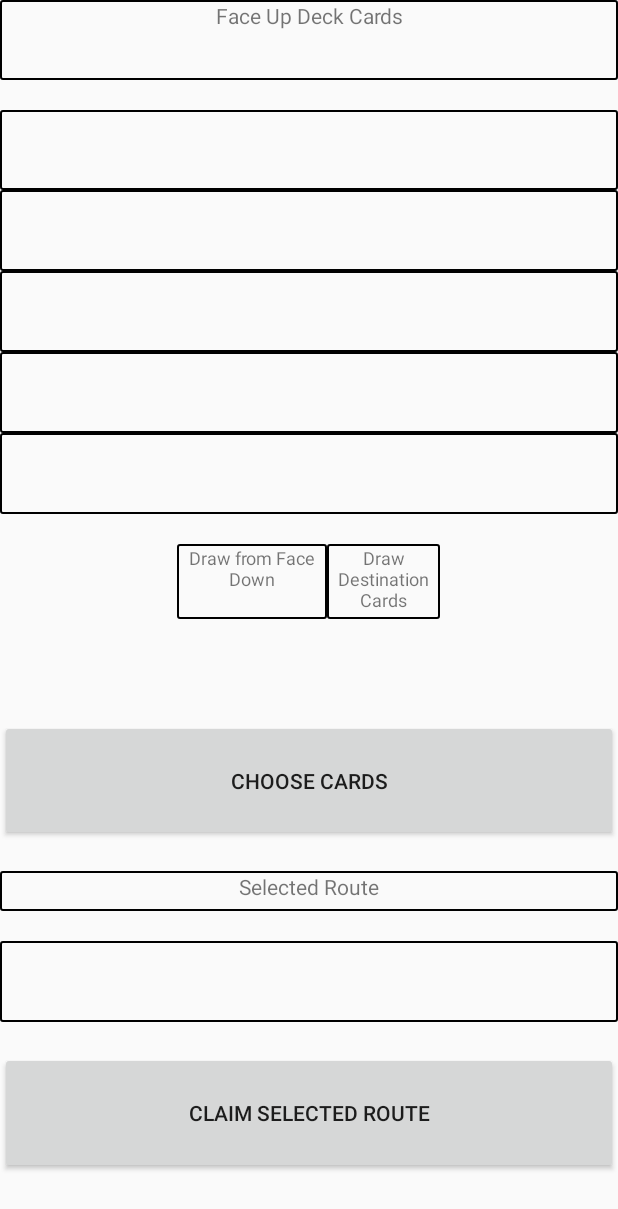
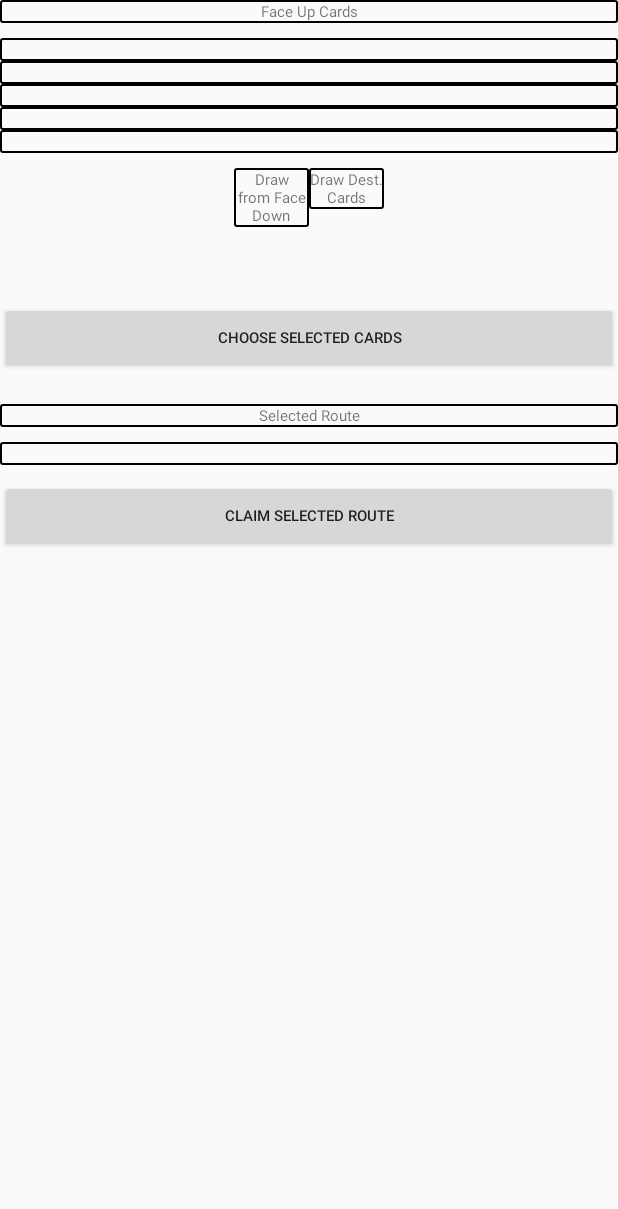
Before and after one commit to Glowsquirrel/ttr, an Android app: the layout fragment_deck.xml on its own in the app's theme, with its tools: preview values and no code run, on a phone screen of 412 x 824 dp. Shown: the top 1209 px of the screen. Run offline under Robolectric (Android 15) with nearby library versions, the phone set to English and light mode, and no system bars.

Commit message:
Added functionality to DeckFragment to allow a route to be claimed; not tested yet.

```diff
--- a/app/src/main/java/fysh340/ticket_to_ride/game/fragments/DeckFragment.java
+++ b/app/src/main/java/fysh340/ticket_to_ride/game/fragments/DeckFragment.java
@@ -11,6 +11,7 @@ import java.util.List;
 import fysh340.ticket_to_ride.R;
 import interfaces.Observer;
 import model.Game;
+import model.Route;
 import model.TrainCard;
 import serverproxy.ServerProxy;
 
@@ -38,6 +39,12 @@ public class DeckFragment extends Fragment implements Observer {
     public void update() {
         if(mGame.iHaveDifferentFaceUpCards()) {
             repopulateFaceUpCards();
+        }
+        if(mGame.routeIDHasChanged()) {
+            Route currentlySelected = Route.getRouteByID(mGame.getCurrentlySelectedRouteID());
+            String routeText = currentlySelected.getStartCity().getPrettyName() + " to " +
+                                       currentlySelected.getEndCity().getPrettyName();
+            mSelectedRoute.setText(routeText);
         }
     }
     @Override
@@ -85,6 +92,15 @@ public class DeckFragment extends Fragment implements Observer {
             }
         });
 
+        Button claimRouteButton = (Button)deckView.findViewById(R.id.chooseRouteButton);
+        claimRouteButton.setOnClickListener(new View.OnClickListener() {
+            @Override
+            public void onClick(View v) {
+                mServerProxy.claimRoute(mGame.getMyself().getMyUsername(), mGame.getMyGameName(),
+                                        mGame.getCurrentlySelectedRouteID(), mGame.getTrainCards());
+            }
+        });
+
         return deckView;
     }
 
--- a/app/src/main/java/model/Game.java
+++ b/app/src/main/java/model/Game.java
@@ -31,18 +31,6 @@ public class Game implements Observable{
     private List<Integer> faceUpCards;
     private ArrayList<Observer> observers = new ArrayList<>();
     private int currentlySelectedRouteID;
-    private boolean newRouteID = false;
-
-    public int getCurrentlySelectedRouteID() {
-        newRouteID = false;
-        return currentlySelectedRouteID;
-    }
-
-    public void setCurrentlySelectedRouteID(int currentlySelectedRouteID) {
-        this.currentlySelectedRouteID = currentlySelectedRouteID;
-        newRouteID = true;
-        notifyObserver();
-    }
 
     public AbstractPlayer getPlayerByName(String username) {
         return playerMap.get(username);
@@ -92,7 +80,23 @@ public class Game implements Observable{
     }
 
     public List<Integer> getFaceUpCards() {
+        iHaveDifferentFAceUpCards(false);
         return faceUpCards;
+    }
+
+    public int getCurrentlySelectedRouteID() {
+        newRouteID = false;
+        return currentlySelectedRouteID;
+    }
+    public void setCurrentlySelectedRouteID(int currentlySelectedRouteID) {
+        this.currentlySelectedRouteID = currentlySelectedRouteID;
+        newRouteID = true;
+        notifyObserver();
+    }
+    //begin CurrentlySelectedRouteID flags
+    private boolean newRouteID = false;
+    public boolean routeIDHasChanged() {
+        return newRouteID;
     }
 
     //begin AllPlayerData flags
--- a/app/src/main/res/layout/fragment_deck.xml
+++ b/app/src/main/res/layout/fragment_deck.xml
@@ -10,54 +10,67 @@
 
 
     <TextView
+        android:id="@+id/faceUpTitle"
         android:layout_width="match_parent"
-        android:layout_height="0dp"
-        android:layout_weight="8"
+        android:layout_height="wrap_content"
+        android:layout_weight="0"
         android:background="@drawable/customborder"
         android:text="@string/face_up_title"
         android:textAlignment="center"
-        android:id="@+id/faceUpTitle"/>
+        android:textSize="10sp"/>
 
     <Space
         android:layout_width="match_parent"
-        android:layout_height="20dp"/>
+        android:layout_height="10dp"/>
 
     <TextView
+        android:id="@+id/first"
         android:layout_width="match_parent"
-        android:layout_height="0dp"
-        android:layout_weight="8"
+        android:layout_height="wrap_content"
+        android:layout_weight="0"
         android:background="@drawable/customborder"
-        android:id="@+id/first"/>
-    <TextView
-        android:layout_width="match_parent"
-        android:layout_height="0dp"
-        android:layout_weight="8"
-        android:background="@drawable/customborder"
-        android:id="@+id/second"/>
-    <TextView
-        android:layout_width="match_parent"
-        android:layout_height="0dp"
-        android:layout_weight="8"
-        android:background="@drawable/customborder"
-        android:id="@+id/third"/>
+        android:textAlignment="center"
+        android:textSize="10sp"/>
 
     <TextView
+        android:id="@+id/second"
         android:layout_width="match_parent"
-        android:layout_height="0dp"
-        android:layout_weight="8"
+        android:layout_height="wrap_content"
+        android:layout_weight="0"
         android:background="@drawable/customborder"
-        android:id="@+id/fourth"/>
+        android:textAlignment="center"
+        android:textSize="10sp"/>
 
     <TextView
+        android:id="@+id/third"
         android:layout_width="match_parent"
-        android:layout_height="0dp"
-        android:layout_weight="8"
+        android:layout_height="wrap_content"
+        android:layout_weight="0"
         android:background="@drawable/customborder"
-        android:id="@+id/fifth"/>
+        android:textAlignment="center"
+        android:textSize="10sp"/>
+
+    <TextView
+        android:id="@+id/fourth"
+        android:layout_width="match_parent"
+        android:layout_height="wrap_content"
+        android:layout_weight="0"
+        android:background="@drawable/customborder"
+        android:textAlignment="center"
+        android:textSize="10sp"/>
+
+    <TextView
+        android:id="@+id/fifth"
+        android:layout_width="match_parent"
+        android:layout_height="wrap_content"
+        android:layout_weight="0"
+        android:background="@drawable/customborder"
+        android:textAlignment="center"
+        android:textSize="10sp"/>
 
     <Space
         android:layout_width="match_parent"
-        android:layout_height="20dp"/>
+        android:layout_height="10dp"/>
 
     <GridLayout
         android:layout_width="wrap_content"
@@ -68,75 +81,79 @@
 
         <TextView
             android:id="@+id/trainDeck"
-            android:layout_width="100dp"
-            android:layout_height="50dp"
+            android:layout_width="50dp"
+            android:layout_height="wrap_content"
             android:layout_column="0"
             android:layout_columnWeight="0"
             android:layout_row="0"
             android:background="@drawable/customborder"
             android:text="@string/deck_face_down"
             android:textAlignment="center"
-            android:textSize="12sp"
+            android:textSize="10sp"
             />
 
         <TextView
             android:id="@+id/destinationDeck"
-            android:layout_width="75dp"
-            android:layout_height="50dp"
+            android:layout_width="50dp"
+            android:layout_height="wrap_content"
             android:layout_column="1"
             android:layout_columnWeight="0"
             android:layout_row="0"
             android:background="@drawable/customborder"
             android:text="@string/dest_deck"
             android:textAlignment="center"
-            android:textSize="12sp"/>
+            android:textSize="10sp"/>
 
     </GridLayout>
 
     <Button
+        android:id="@+id/continueButton"
         android:layout_width="match_parent"
-        android:layout_height="0dp"
-        android:layout_weight="12"
-        android:id="@+id/continueButton"
+        android:layout_height="wrap_content"
         android:layout_gravity="center"
-        android:text="@string/choose_cards"/>
+        android:layout_weight="0"
+        android:text="@string/choose_cards"
+        android:textSize="10sp"/>
 
     <Space
         android:layout_width="match_parent"
         android:layout_height="20dp"/>
 
     <TextView
+        android:id="@+id/selectedRouteTitle"
         android:layout_width="match_parent"
-        android:layout_height="0dp"
-        android:layout_weight="4"
+        android:layout_height="wrap_content"
+        android:layout_weight="0"
         android:background="@drawable/customborder"
         android:text="@string/selected_route_title"
         android:textAlignment="center"
-        android:id="@+id/selectedRouteTitle"/>
+        android:textSize="10sp"/>
 
     <Space
         android:layout_width="match_parent"
-        android:layout_height="20dp"/>
+        android:layout_height="10dp"/>
 
     <TextView
+        android:id="@+id/selectedRoute"
         android:layout_width="match_parent"
-        android:layout_height="0dp"
-        android:layout_weight="8"
+        android:layout_height="wrap_content"
+        android:layout_weight="0"
         android:background="@drawable/customborder"
         android:textAlignment="center"
-        android:id="@+id/selectedRoute"/>
+        android:textSize="10sp"/>
 
     <Space
         android:layout_width="match_parent"
-        android:layout_height="20dp"/>
+        android:layout_height="10dp"/>
 
     <Button
+        android:id="@+id/chooseRouteButton"
         android:layout_width="match_parent"
-        android:layout_height="0dp"
-        android:layout_weight="12"
-        android:id="@+id/chooseRouteButton"
+        android:layout_height="wrap_content"
         android:layout_gravity="center"
-        android:text="@string/claim_route"/>
+        android:layout_weight="0"
+        android:text="@string/claim_route"
+        android:textSize="10sp"/>
 
 
 
--- a/app/src/main/res/values/strings.xml
+++ b/app/src/main/res/values/strings.xml
@@ -17,10 +17,10 @@
     <string name="dest_cards">Dest Cards</string>
     <string name="train_card">Train Cards</string>
     <string name="deck_face_down">Draw from Face Down</string>
-    <string name="dest_deck">Draw Destination Cards</string>
-    <string name="choose_cards">Choose Cards</string>
+    <string name="dest_deck">Draw Dest. Cards</string>
+    <string name="choose_cards">Choose Selected Cards</string>
     <string name="choose_route">Choose Route</string>
-    <string name="face_up_title">Face Up Deck Cards</string>
+    <string name="face_up_title">Face Up Cards</string>
     <string name="selected_route_title">Selected Route</string>
     <string name="claim_route">Claim Selected Route</string>
 
```
